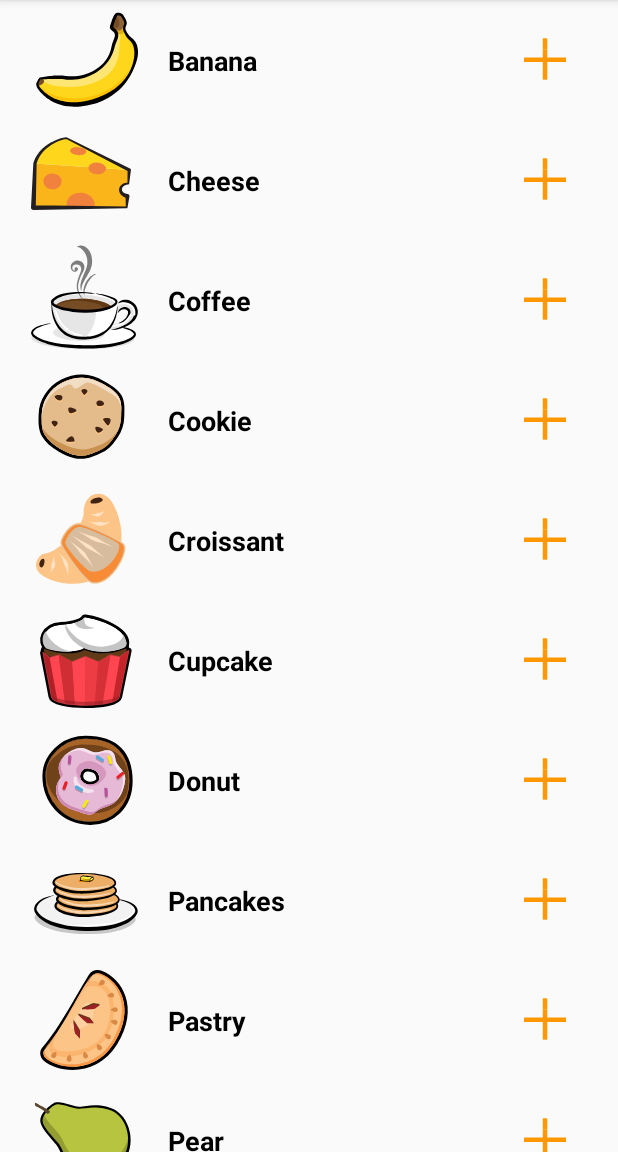
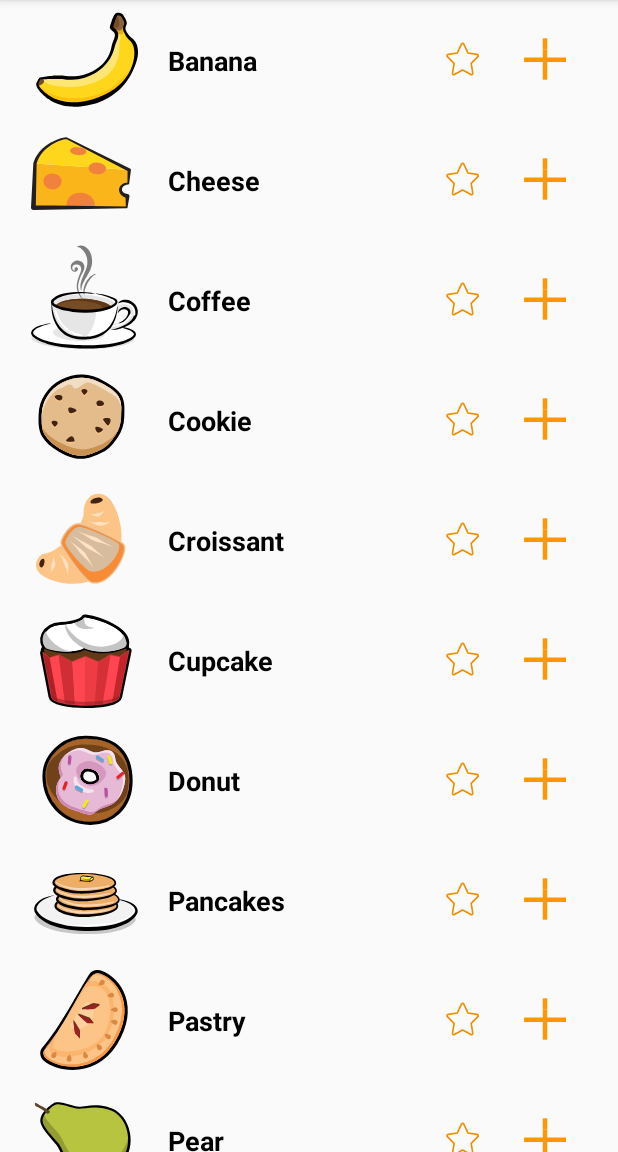
Before and after one commit to rvd2pwipwip/RWAnimations, an Android app: the screen it shows after launch (ItemsActivity), on a phone screen of 412 x 824 dp, the part 84-1236 px from its top. Run offline under Robolectric (Android 15) with nearby library versions, the phone set to English and light mode, and no system bars; our stand-ins replace EventBus.

Commit message:
Part 3 Ep 24 Animated Lottie files

```diff
--- a/app/build.gradle
+++ b/app/build.gradle
@@ -32,4 +32,5 @@ dependencies {
   implementation 'com.android.support.constraint:constraint-layout:1.0.2'
   implementation 'com.google.code.gson:gson:2.8.1'
   implementation 'org.greenrobot:eventbus:3.1.1'
+  implementation 'com.airbnb.android:lottie:2.3.0'
 }
--- a/app/src/main/java/com/raywenderlich/android/foodmart/ui/Injection.kt
+++ b/app/src/main/java/com/raywenderlich/android/foodmart/ui/Injection.kt
@@ -32,6 +32,7 @@
 package com.raywenderlich.android.foodmart.ui
 
 import com.raywenderlich.android.foodmart.model.Cart
+import com.raywenderlich.android.foodmart.model.Favorites
 import com.raywenderlich.android.foodmart.model.FoodRepository
 import com.raywenderlich.android.foodmart.ui.cart.CartContract
 import com.raywenderlich.android.foodmart.ui.cart.CartPresenter
@@ -51,8 +52,10 @@ object Injection {
 
   fun provideCart(): Cart = Cart
 
+  fun provideFavorites(): Favorites = Favorites
+
   fun provideItemsPresenter(itemsView: ItemsContract.View): ItemsContract.Presenter =
-      ItemsPresenter(provideFoodRepository(), provideCart(), itemsView)
+      ItemsPresenter(provideFoodRepository(), provideCart(), provideFavorites(), itemsView)
 
   fun provideFoodPresenter(foodView: FoodContract.View): FoodContract.Presenter =
       FoodPresenter(provideFoodRepository(), provideCart(), foodView)
--- a/app/src/main/java/com/raywenderlich/android/foodmart/ui/items/ItemsAdapter.kt
+++ b/app/src/main/java/com/raywenderlich/android/foodmart/ui/items/ItemsAdapter.kt
@@ -31,10 +31,12 @@
 
 package com.raywenderlich.android.foodmart.ui.items
 
+import android.animation.ValueAnimator
 import android.support.v7.widget.RecyclerView
 import android.view.View
 import android.view.ViewGroup
 import android.widget.ImageView
+import com.airbnb.lottie.LottieAnimationView
 import com.raywenderlich.android.foodmart.R
 import com.raywenderlich.android.foodmart.app.inflate
 import com.raywenderlich.android.foodmart.model.Food
@@ -80,6 +82,23 @@ class ItemsAdapter(private val items: MutableList<Food>, private val listener: I
           listener.addItem(item, itemView.foodImage, itemView.cartButton)
         }
       }
+      itemView.faveButton.progress = if (item.isFavorite) 1f else 0f
+      itemView.faveButton.setOnClickListener {
+        if (item.isFavorite) {
+          listener.removeFavorite(item)
+          playReverseFavoriteAnimation(itemView.faveButton)
+        } else {
+          listener.addFavorite(item)
+          itemView.faveButton.playAnimation()
+        }
+      }
+    }
+
+    private fun playReverseFavoriteAnimation(animationView: LottieAnimationView) {
+      val progress = 0.5f
+      val valueAnimator = ValueAnimator.ofFloat(-progress, 0f).setDuration((animationView.duration * progress).toLong())
+      valueAnimator.addUpdateListener { animation -> animationView.progress = Math.abs(animation.animatedValue as Float) }
+      valueAnimator.start()
     }
 
     override fun onClick(view: View) {
@@ -91,5 +110,7 @@ class ItemsAdapter(private val items: MutableList<Food>, private val listener: I
     fun removeItem(item: Food, cartButton: ImageView)
     fun addItem(item: Food, foodImageView: ImageView, cartButton: ImageView)
     fun showFoodDetail(view: View, food: Food)
+    fun addFavorite(item: Food)
+    fun removeFavorite(item: Food)
   }
 }
--- a/app/src/main/java/com/raywenderlich/android/foodmart/ui/items/ItemsContract.kt
+++ b/app/src/main/java/com/raywenderlich/android/foodmart/ui/items/ItemsContract.kt
@@ -48,5 +48,7 @@ interface ItemsContract {
     fun clearCart()
     fun removeItem(item: Food)
     fun addItem(item: Food)
+    fun addFavorite(item: Food)
+    fun removeFavorite(item: Food)
   }
 }
--- a/app/src/main/java/com/raywenderlich/android/foodmart/ui/items/ItemsPresenter.kt
+++ b/app/src/main/java/com/raywenderlich/android/foodmart/ui/items/ItemsPresenter.kt
@@ -32,11 +32,12 @@
 package com.raywenderlich.android.foodmart.ui.items
 
 import com.raywenderlich.android.foodmart.model.Cart
+import com.raywenderlich.android.foodmart.model.Favorites
 import com.raywenderlich.android.foodmart.model.Food
 import com.raywenderlich.android.foodmart.model.FoodRepository
 
 
-class ItemsPresenter(private val repository: FoodRepository, private val cart: Cart, private val itemsView: ItemsContract.View)
+class ItemsPresenter(private val repository: FoodRepository, private val cart: Cart, private val favorites: Favorites, private val itemsView: ItemsContract.View)
   : ItemsContract.Presenter {
 
   override fun start() {
@@ -64,4 +65,12 @@ class ItemsPresenter(private val repository: FoodRepository, private val cart: C
   override fun addItem(item: Food) {
     cart.addItem(item)
   }
+
+  override fun addFavorite(item: Food) {
+    favorites.addFavorite(item)
+  }
+
+  override fun removeFavorite(item: Food) {
+    favorites.removeFavorite(item)
+  }
 }
--- a/app/src/main/res/layout/list_item_food.xml
+++ b/app/src/main/res/layout/list_item_food.xml
@@ -35,6 +35,17 @@
         app:layout_constraintTop_toTopOf="parent"
         tools:text="Food Name" />
 
+    <com.airbnb.lottie.LottieAnimationView
+        android:id="@+id/faveButton"
+        android:layout_width="@dimen/fave_size"
+        android:layout_height="@dimen/fave_size"
+        app:layout_constraintBottom_toBottomOf="parent"
+        app:layout_constraintEnd_toStartOf="@id/cartButton"
+        app:layout_constraintTop_toTopOf="parent"
+        app:lottie_autoPlay="false"
+        app:lottie_fileName="favorite_app_icon.json"
+        app:lottie_loop="false" />
+
     <ImageView
         android:id="@+id/cartButton"
         android:layout_width="@dimen/add_button_size"
--- a/app/src/main/res/values/dimens.xml
+++ b/app/src/main/res/values/dimens.xml
@@ -16,4 +16,5 @@
   <dimen name="empty_state_text_size">24sp</dimen>
   <dimen name="payment_method_size">100dp</dimen>
   <dimen name="payment_method_container_height">160dp</dimen>
+    <dimen name="fave_size">48dp</dimen>
 </resources>
```
Also changed, not shown: app/src/main/java/com/raywenderlich/android/foodmart/ui/items/ItemsActivity.kt (+8 -0 lines), app/src/main/assets/favorite_app_icon.json (renamed from app/src/main/assets/favourite_app_icon.json), 1 other file.
